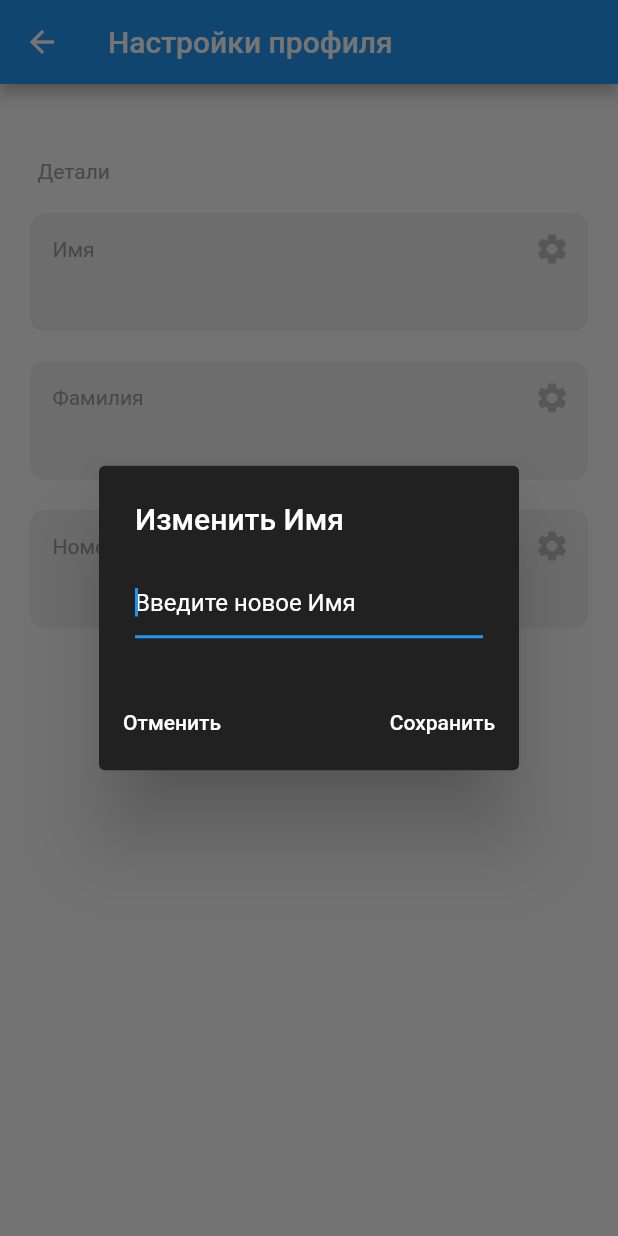
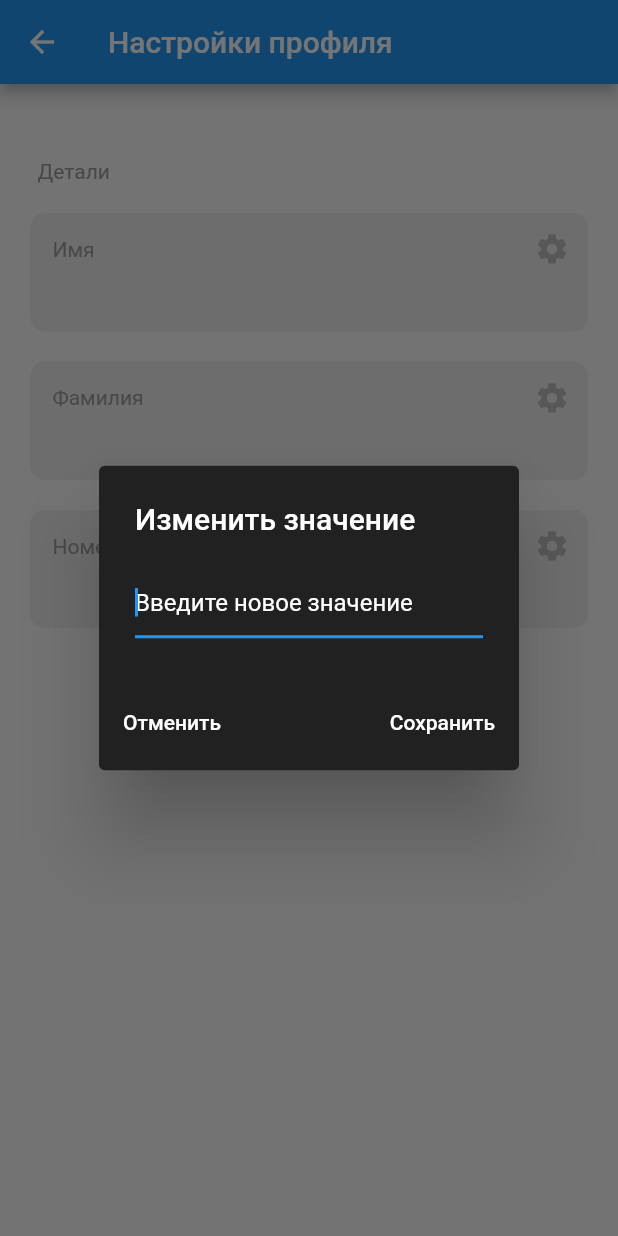
Before and after one commit to Kanat-rttd/Oner, a Flutter app: the ProfileEditPage screen opened by its route, after a tap on the "settings" icon, on a phone screen of 412 x 824 dp. Run offline on Flutter 3.47's test engine with Material 2 defaults, Android fonts, the phone set to English and light mode, and no system bars; our stand-ins replace cloud_firestore, email_validator, firebase_auth, firebase_core, firebase_database, firebase_storage and 4 more; accounts and stored records are empty.

Commit message:
from кирилица to latin

```diff
--- a/lib/auth/signup_screen.dart
+++ b/lib/auth/signup_screen.dart
@@ -79,9 +79,9 @@ class _SignUpScreenState extends State<SignUpScreen> {
           .collection('user_info')
           .doc(userCredential.user!.email)
           .set({
-        'Имя': firstNameController.text,
-        'Фамилия': lastNameController.text,
-        'Номер_телефона': phoneNumberController.text,
+        'firstName': firstNameController.text,
+        'lastName': lastNameController.text,
+        'phoneNumber': phoneNumberController.text,
         'email': emailTextInputController.text,
         'role': isArtist
             ? UserRole.Artist.toString()
--- a/lib/mypage/edit_profile.dart
+++ b/lib/mypage/edit_profile.dart
@@ -25,14 +25,14 @@ class _ProfileEditPageState extends State<ProfileEditPage> {
       builder: (context) => AlertDialog(
         backgroundColor: Colors.grey[900],
         title: Text(
-          'Изменить $field',
+          'Изменить значение',
           style: const TextStyle(color: Colors.white),
         ),
         content: TextField(
           autofocus: true,
           style: TextStyle(color: Colors.white),
           decoration: InputDecoration(
-            hintText: 'Введите новое $field',
+            hintText: 'Введите новое значение',
             hintStyle: TextStyle(color: Colors.white),
           ),
           onChanged: (value) {
@@ -104,23 +104,23 @@ class _ProfileEditPageState extends State<ProfileEditPage> {
 
                   //firstname
                     MyTextBox(
-                      text: userData['Имя'],
+                      text: userData['firstName'],
                       sectionName: 'Имя',
-                      onPressed: () => editField("Имя"),
+                      onPressed: () => editField("firstName"),
                     ),
 
                   //lastname
                     MyTextBox(
-                      text: userData['Фамилия'],
+                      text: userData['lastName'],
                       sectionName: 'Фамилия',
-                      onPressed: () => editField("Фамилия"),
+                      onPressed: () => editField("lastName"),
                     ),
 
                   //phone number
                     MyTextBox(
-                      text: userData['Номер_телефона'],
+                      text: userData['phoneNumber'],
                       sectionName: 'Номер телефона',
-                      onPressed: () => editField("Номер_телефона"),
+                      onPressed: () => editField("phoneNumber"),
                     ),
                 ],
               );
--- a/lib/screens/bottom_navigation/account_screen.dart
+++ b/lib/screens/bottom_navigation/account_screen.dart
@@ -32,7 +32,7 @@ class _AccountScreenState extends State<AccountScreen> {
                 mainAxisAlignment: MainAxisAlignment.center,
                 children: [
                   Text(
-                    'Приветствуем, ' + userData['Имя']
+                    'Приветствуем, ' + userData['firstName']
                   )
                 ],
               );
```
